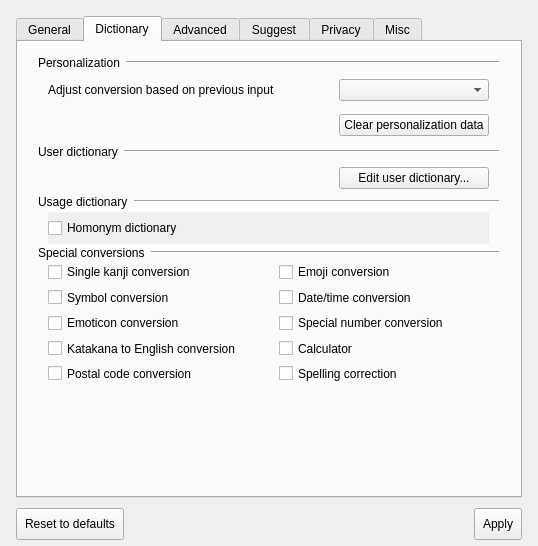
First picture: the form in src/gui/config_dialog/config_dialog.ui, repository yoshikiobata/mozc, before the edit.
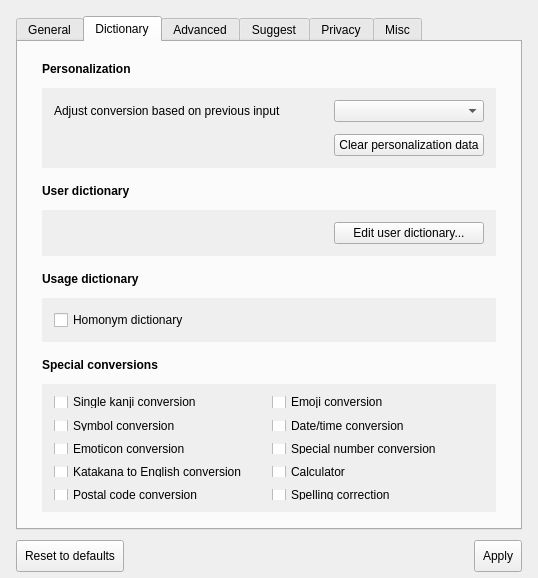
Second picture: the form after the edit. The open tabs and pages were chosen to show the change. Custom widgets are drawn as their Qt base class.

Commit message: improve dictionary tab layout

```diff
--- a/src/gui/config_dialog/config_dialog.ui
+++ b/src/gui/config_dialog/config_dialog.ui
@@ -37,7 +37,7 @@
         <x>0</x>
         <y>0</y>
         <width>538</width>
-        <height>546</height>
+        <height>578</height>
       </rect>
     </property>
     <property name="sizePolicy">
@@ -49,13 +49,13 @@
     <property name="minimumSize">
       <size>
         <width>538</width>
-        <height>546</height>
+        <height>578</height>
       </size>
     </property>
     <property name="maximumSize">
       <size>
         <width>538</width>
-        <height>546</height>
+        <height>578</height>
       </size>
     </property>
     <property name="windowTitle">
@@ -67,7 +67,7 @@
           <x>0</x>
           <y>0</y>
           <width>538</width>
-          <height>546</height>
+          <height>578</height>
         </rect>
       </property>
       <widget class="QTabWidget" name="configDialogTabWidget">
@@ -76,7 +76,7 @@
             <x>16</x>
             <y>16</y>
             <width>506</width>
-            <height>482</height>
+            <height>514</height>
           </rect>
         </property>
         <property name="currentIndex">
@@ -374,16 +374,62 @@
           <attribute name="title">
             <string>Dictionary</string>
           </attribute>
+          <layout class="QVBoxLayout" name="rootDictionary">
+            <property name="spacing">
+              <number>12</number>
+            </property>
+            <property name="leftMargin">
+              <number>24</number>
+            </property>
+            <property name="topMargin">
+              <number>16</number>
+            </property>
+            <property name="rightMargin">
+              <number>24</number>
+            </property>
+            <property name="bottomMargin">
+              <number>16</number>
+            </property>
+            <item>
+              <layout class="QHBoxLayout" name="horizontalLayout_8">
+                <property name="topMargin">
+                  <number>4</number>
+                </property>
+                <item>
+                  <widget class="QLabel" name="label">
+                    <property name="font">
+                      <font>
+                        <bold>true</bold>
+                      </font>
+                    </property>
+                    <property name="text">
+                      <string>Personalization</string>
+                    </property>
+                  </widget>
+                </item>
+              </layout>
+            </item>
+            <item>
           <widget class="QWidget" name="gridLayoutWidget_5">
-            <property name="geometry">
-              <rect>
-                <x>30</x>
-                <y>30</y>
-                <width>441</width>
-                <height>71</height>
-              </rect>
+                <property name="autoFillBackground">
+                  <bool>true</bool>
             </property>
             <layout class="QGridLayout" name="gridLayout_5">
+                  <property name="leftMargin">
+                    <number>12</number>
+                  </property>
+                  <property name="topMargin">
+                    <number>12</number>
+                  </property>
+                  <property name="rightMargin">
+                    <number>12</number>
+                  </property>
+                  <property name="bottomMargin">
+                    <number>12</number>
+                  </property>
+                  <property name="verticalSpacing">
+                    <number>12</number>
+                  </property>
               <item row="1" column="1">
                 <widget class="QPushButton" name="clearUserHistoryButton">
                   <property name="text">
@@ -426,16 +472,47 @@
               </item>
             </layout>
           </widget>
+            </item>
+            <item>
+              <layout class="QHBoxLayout" name="horizontalLayout_14">
+                <property name="topMargin">
+                  <number>4</number>
+                </property>
+                <item>
+                  <widget class="QLabel" name="label_6">
+                    <property name="font">
+                      <font>
+                        <bold>true</bold>
+                      </font>
+                    </property>
+                    <property name="text">
+                      <string>User dictionary</string>
+                    </property>
+                  </widget>
+                </item>
+              </layout>
+            </item>
+            <item>
           <widget class="QWidget" name="gridLayoutWidget_6">
-            <property name="geometry">
-              <rect>
-                <x>30</x>
-                <y>120</y>
-                <width>441</width>
-                <height>32</height>
-              </rect>
+                <property name="autoFillBackground">
+                  <bool>true</bool>
             </property>
             <layout class="QGridLayout" name="gridLayout_6">
+                  <property name="leftMargin">
+                    <number>12</number>
+                  </property>
+                  <property name="topMargin">
+                    <number>12</number>
+                  </property>
+                  <property name="rightMargin">
+                    <number>12</number>
+                  </property>
+                  <property name="bottomMargin">
+                    <number>12</number>
+                  </property>
+                  <property name="verticalSpacing">
+                    <number>12</number>
+                  </property>
               <item row="0" column="1">
                 <spacer name="horizontalSpacer">
                   <property name="orientation">
@@ -470,16 +547,110 @@
               </item>
             </layout>
           </widget>
+            </item>
+            <item>
+              <layout class="QHBoxLayout" name="horizontalLayout_24">
+                <property name="topMargin">
+                  <number>4</number>
+                </property>
+                <item>
+                  <widget class="QLabel" name="label_9">
+                    <property name="font">
+                      <font>
+                        <bold>true</bold>
+                      </font>
+                    </property>
+                    <property name="text">
+                      <string>Usage dictionary</string>
+                    </property>
+                  </widget>
+                </item>
+              </layout>
+            </item>
+            <item>
+              <widget class="QWidget" name="gridLayoutWidget_8">
+                <property name="autoFillBackground">
+                  <bool>true</bool>
+                </property>
+                <layout class="QGridLayout" name="gridLayout_12">
+                  <property name="leftMargin">
+                    <number>12</number>
+                  </property>
+                  <property name="topMargin">
+                    <number>12</number>
+                  </property>
+                  <property name="rightMargin">
+                    <number>12</number>
+                  </property>
+                  <property name="bottomMargin">
+                    <number>12</number>
+                  </property>
+                  <property name="verticalSpacing">
+                    <number>12</number>
+                  </property>
+                  <item row="0" column="0">
+                    <widget class="QCheckBox" name="localUsageDictionaryCheckBox">
+                      <property name="text">
+                        <string>Homonym dictionary</string>
+                      </property>
+                    </widget>
+                  </item>
+                  <item row="0" column="1">
+                    <spacer name="horizontalSpacer_5">
+                      <property name="orientation">
+                        <enum>Qt::Orientation::Horizontal</enum>
+                      </property>
+                      <property name="sizeHint" stdset="0">
+                        <size>
+                          <width>20</width>
+                          <height>20</height>
+                        </size>
+                      </property>
+                    </spacer>
+                  </item>
+                </layout>
+              </widget>
+            </item>
+            <item>
+              <layout class="QHBoxLayout" name="horizontalLayout_22">
+                <property name="topMargin">
+                  <number>4</number>
+                </property>
+                <item>
+                  <widget class="QLabel" name="specialConversionLabel">
+                    <property name="font">
+                      <font>
+                        <bold>true</bold>
+                      </font>
+                    </property>
+                    <property name="text">
+                      <string>Special conversions</string>
+                    </property>
+                  </widget>
+                </item>
+              </layout>
+            </item>
+            <item>
           <widget class="QWidget" name="gridLayoutWidget_3">
-            <property name="geometry">
-              <rect>
-                <x>30</x>
-                <y>220</y>
-                <width>456</width>
-                <height>121</height>
-              </rect>
+                <property name="autoFillBackground">
+                  <bool>true</bool>
             </property>
             <layout class="QGridLayout" name="gridLayout_3">
+                  <property name="leftMargin">
+                    <number>12</number>
+                  </property>
+                  <property name="topMargin">
+                    <number>12</number>
+                  </property>
+                  <property name="rightMargin">
+                    <number>12</number>
+                  </property>
+                  <property name="bottomMargin">
+                    <number>12</number>
+                  </property>
+                  <property name="verticalSpacing">
+                    <number>12</number>
+                  </property>
               <item row="0" column="0">
                 <widget class="QCheckBox" name="singleKanjiConversionCheckBox">
                   <property name="text">
@@ -552,169 +723,8 @@
               </item>
             </layout>
           </widget>
-          <widget class="QWidget" name="horizontalLayoutWidget_5">
-            <property name="geometry">
-              <rect>
-                <x>20</x>
-                <y>10</y>
-                <width>461</width>
-                <height>21</height>
-              </rect>
-            </property>
-            <layout class="QHBoxLayout" name="horizontalLayout_8">
-              <item>
-                <widget class="QLabel" name="label">
-                  <property name="text">
-                    <string>Personalization</string>
-                  </property>
-                </widget>
-              </item>
-              <item>
-                <widget class="Line" name="line">
-                  <property name="sizePolicy">
-                    <sizepolicy hsizetype="MinimumExpanding" vsizetype="Fixed">
-                      <horstretch>0</horstretch>
-                      <verstretch>0</verstretch>
-                    </sizepolicy>
-                  </property>
-                  <property name="orientation">
-                    <enum>Qt::Orientation::Horizontal</enum>
-                  </property>
-                </widget>
-              </item>
-            </layout>
-          </widget>
-          <widget class="QWidget" name="horizontalLayoutWidget_11">
-            <property name="geometry">
-              <rect>
-                <x>20</x>
-                <y>100</y>
-                <width>461</width>
-                <height>20</height>
-              </rect>
-            </property>
-            <layout class="QHBoxLayout" name="horizontalLayout_14">
-              <item>
-                <widget class="QLabel" name="label_6">
-                  <property name="text">
-                    <string>User dictionary</string>
-                  </property>
-                </widget>
-              </item>
-              <item>
-                <widget class="Line" name="line_6">
-                  <property name="sizePolicy">
-                    <sizepolicy hsizetype="MinimumExpanding" vsizetype="Fixed">
-                      <horstretch>0</horstretch>
-                      <verstretch>0</verstretch>
-                    </sizepolicy>
-                  </property>
-                  <property name="orientation">
-                    <enum>Qt::Orientation::Horizontal</enum>
-                  </property>
-                </widget>
-              </item>
-            </layout>
-          </widget>
-          <widget class="QWidget" name="horizontalLayoutWidget_7">
-            <property name="geometry">
-              <rect>
-                <x>20</x>
-                <y>200</y>
-                <width>461</width>
-                <height>21</height>
-              </rect>
-            </property>
-            <layout class="QHBoxLayout" name="horizontalLayout_22">
-              <item>
-                <widget class="QLabel" name="specialConversionLabel">
-                  <property name="text">
-                    <string>Special conversions</string>
-                  </property>
-                </widget>
-              </item>
-              <item>
-                <widget class="Line" name="specialConversionLine">
-                  <property name="sizePolicy">
-                    <sizepolicy hsizetype="MinimumExpanding" vsizetype="Fixed">
-                      <horstretch>0</horstretch>
-                      <verstretch>0</verstretch>
-                    </sizepolicy>
-                  </property>
-                  <property name="orientation">
-                    <enum>Qt::Orientation::Horizontal</enum>
-                  </property>
-                </widget>
-              </item>
-            </layout>
-          </widget>
-          <widget class="QWidget" name="horizontalLayoutWidget_21">
-            <property name="geometry">
-              <rect>
-                <x>20</x>
-                <y>150</y>
-                <width>461</width>
-                <height>20</height>
-              </rect>
-            </property>
-            <layout class="QHBoxLayout" name="horizontalLayout_24">
-              <item>
-                <widget class="QLabel" name="label_9">
-                  <property name="text">
-                    <string>Usage dictionary</string>
-                  </property>
-                </widget>
-              </item>
-              <item>
-                <widget class="Line" name="line_9">
-                  <property name="sizePolicy">
-                    <sizepolicy hsizetype="MinimumExpanding" vsizetype="Fixed">
-                      <horstretch>0</horstretch>
-                      <verstretch>0</verstretch>
-                    </sizepolicy>
-                  </property>
-                  <property name="orientation">
-                    <enum>Qt::Orientation::Horizontal</enum>
-                  </property>
-                </widget>
-              </item>
-            </layout>
-          </widget>
-          <widget class="QWidget" name="gridLayoutWidget_8">
-            <property name="geometry">
-              <rect>
-                <x>30</x>
-                <y>170</y>
-                <width>441</width>
-                <height>32</height>
-              </rect>
-            </property>
-            <property name="autoFillBackground">
-              <bool>true</bool>
-            </property>
-            <layout class="QGridLayout" name="gridLayout_12">
-              <item row="0" column="0">
-                <widget class="QCheckBox" name="localUsageDictionaryCheckBox">
-                  <property name="text">
-                    <string>Homonym dictionary</string>
-                  </property>
-                </widget>
-              </item>
-              <item row="0" column="1">
-                <spacer name="horizontalSpacer_5">
-                  <property name="orientation">
-                    <enum>Qt::Orientation::Horizontal</enum>
-                  </property>
-                  <property name="sizeHint" stdset="0">
-                    <size>
-                      <width>20</width>
-                      <height>20</height>
-                    </size>
-                  </property>
-                </spacer>
-              </item>
-            </layout>
-          </widget>
+            </item>
+          </layout>
         </widget>
         <widget class="QWidget" name="inputsupport_tab">
           <attribute name="title">
@@ -1795,7 +1805,7 @@
         <property name="geometry">
           <rect>
             <x>16</x>
-            <y>506</y>
+            <y>538</y>
             <width>506</width>
             <height>36</height>
           </rect>
```
Lines whose indentation alone changed are shown as unchanged.
